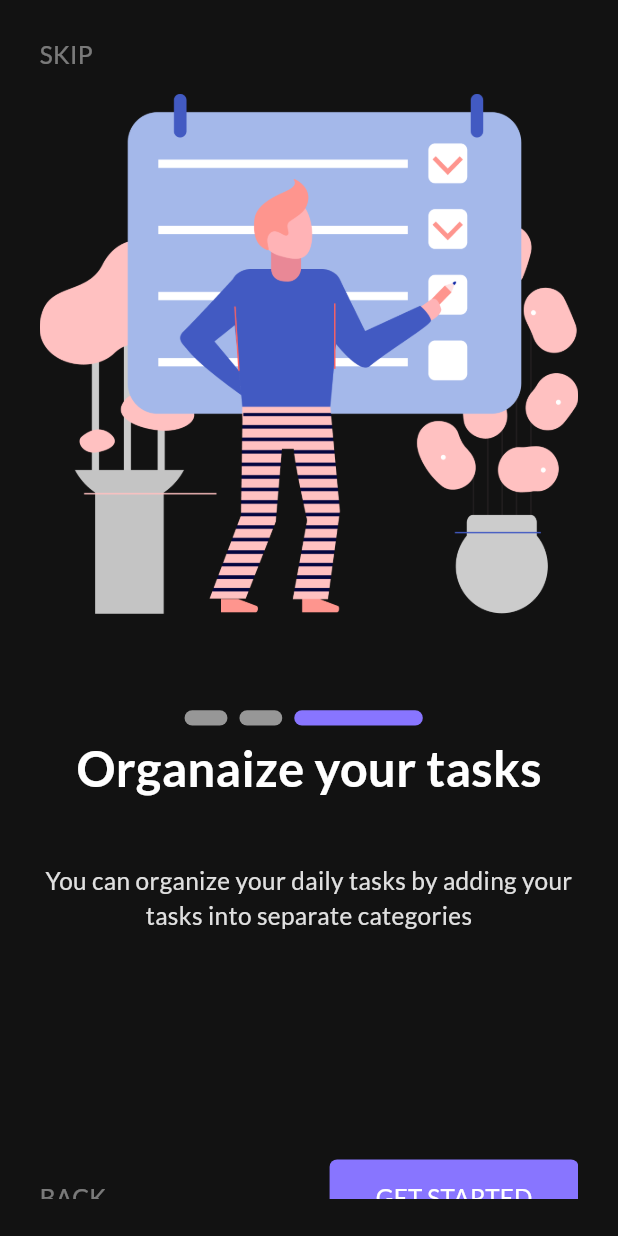
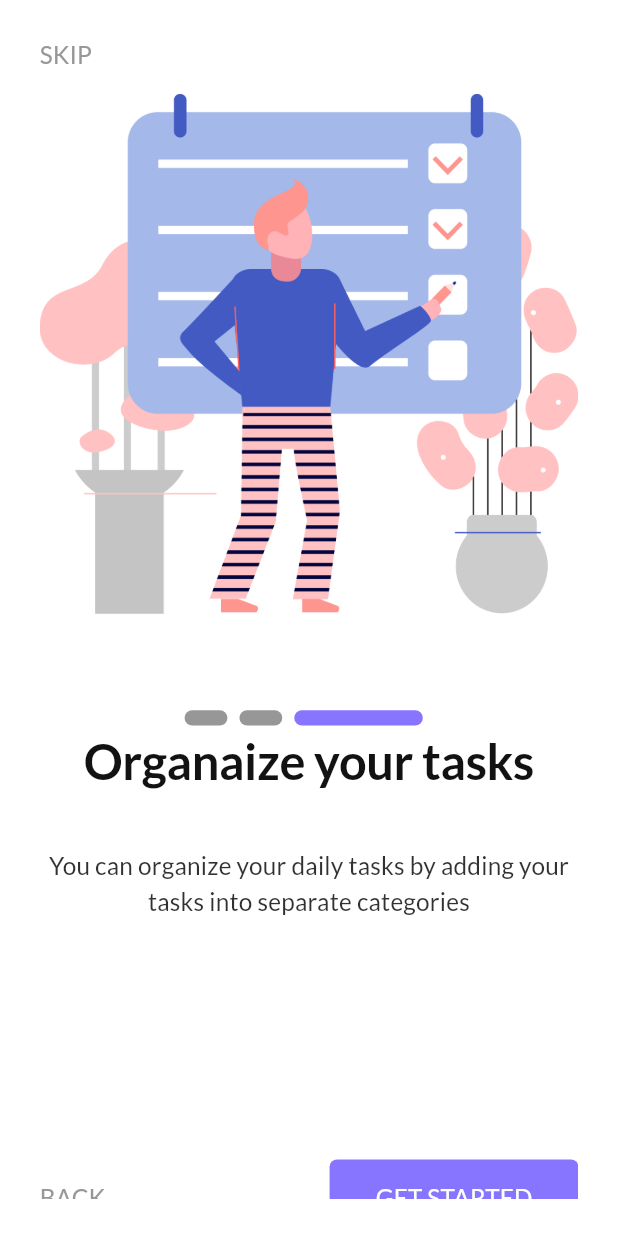
Before and after one commit to AbdoAlHady/UP_TODO, a Flutter app: the screen it shows after launch, after a tap on "SKIP", on a phone screen of 412 x 824 dp. Run offline on Flutter 3.47's test engine with Material 3 defaults, Android fonts, the phone set to English and light mode, and no system bars; drawn by our look-alikes of smooth_page_indicator; our stand-ins replace flutter_bloc, flutter_screenutil, google_fonts.

Commit message:
- added app theme to project

```diff
--- a/lib/app/todo_app.dart
+++ b/lib/app/todo_app.dart
@@ -2,7 +2,8 @@ import 'package:flutter/material.dart';
 import 'package:flutter_screenutil/flutter_screenutil.dart';
 import 'package:todo_app/core/routing/app_routing.dart';
 import 'package:todo_app/core/routing/routes.dart';
-import 'package:todo_app/core/utils/app_colors.dart';
+import 'package:todo_app/core/theme/app_theme.dart';
+
 class TodoApp extends StatelessWidget {
   const TodoApp({super.key, required this.appRouter});
   final AppRouter appRouter;
@@ -12,14 +13,16 @@ class TodoApp extends StatelessWidget {
     return ScreenUtilInit(
       designSize: const Size(375, 812),
       minTextAdapt: true,
-      child: MaterialApp(
-        onGenerateRoute:appRouter.generateRoute,
-        debugShowCheckedModeBanner: false,
-        theme: ThemeData(
-          primaryColor: AppColors.primaryColor,
-          scaffoldBackgroundColor: AppColors.backGround),
-        initialRoute: Routes.onBoardingScreen,
-      ),
+      builder: (_, child) {
+        return MaterialApp(
+          onGenerateRoute: appRouter.generateRoute,
+          debugShowCheckedModeBanner: false,
+          theme: AppTheme.lightTheme,
+          darkTheme: AppTheme.darkTheme,
+          initialRoute: Routes.onBoardingScreen,
+        );
+      },
+
     );
   }
 }
--- a/lib/core/helpers/font_weight_helper.dart
+++ b/lib/core/helpers/font_weight_helper.dart
@@ -3,4 +3,5 @@ import 'package:flutter/material.dart';
 class FontWeightHelpers {
   static const FontWeight regular = FontWeight.w400;
   static const FontWeight bold = FontWeight.w700;
+  static const FontWeight meduim = FontWeight.w500;
 }
--- a/lib/core/helpers/helper_functions.dart
+++ b/lib/core/helpers/helper_functions.dart
@@ -1,11 +1,11 @@
 import 'package:flutter/material.dart';
 
-class HelperFuctions {
-
-  static bool isDarkMode(context) {
+class HelperFunctions {
+  static bool isDarkMode(BuildContext context) {
     return Theme.of(context).brightness == Brightness.dark;
   }
-    static bool isLightMode(context) {
+
+  static bool isLightMode(BuildContext context) {
     return Theme.of(context).brightness == Brightness.light;
   }
 }
--- a/lib/core/theme/app_theme.dart
+++ b/lib/core/theme/app_theme.dart
@@ -1,18 +1,31 @@
 import 'package:flutter/material.dart';
+import 'package:todo_app/core/theme/custom_theme/app_text_theme.dart';
+import 'package:todo_app/core/theme/custom_theme/buttons_theme.dart';
 import 'package:todo_app/core/utils/app_colors.dart';
 
 class AppTheme {
-  static ThemeData getAppTheme() => ThemeData(
-    scaffoldBackgroundColor:AppColors.backGround,
+  static ThemeData lightTheme = ThemeData(
+    scaffoldBackgroundColor: AppColors.white,
     primaryColor: AppColors.primaryColor,
-
+    brightness: Brightness.light,
     // AppBar Theme
     appBarTheme: const AppBarTheme(
-      backgroundColor: AppColors.backGround,
-      elevation: 0,
-      centerTitle: true
-    ),
-
+        backgroundColor: AppColors.dark, elevation: 0, centerTitle: true),
+    textTheme: AppTextTheme.lightTextTheme,
+    elevatedButtonTheme: AppElevatedButtonTheme.lightTheme,
     // Text Theme
   );
+
+  static ThemeData darkTheme = ThemeData(
+      scaffoldBackgroundColor: AppColors.dark,
+      primaryColor: AppColors.primaryColor,
+      brightness: Brightness.dark,
+      elevatedButtonTheme: AppElevatedButtonTheme.darkTheme,
+      // AppBar Theme
+      appBarTheme: const AppBarTheme(
+          backgroundColor: AppColors.white, elevation: 0, centerTitle: true),
+      textTheme: AppTextTheme.darkTextTheme
+
+      // Text Theme
+      );
 }
--- /dev/null
+++ b/lib/core/theme/custom_theme/app_text_theme.dart
@@ -0,0 +1,19 @@
+import 'package:flutter/material.dart';
+import 'package:flutter_screenutil/flutter_screenutil.dart';
+import 'package:google_fonts/google_fonts.dart';
+import '../../helpers/font_weight_helper.dart';
+import '../../utils/app_colors.dart';
+
+class AppTextTheme {
+  static TextTheme lightTextTheme = TextTheme(
+   displayLarge: GoogleFonts.lato(fontSize: 32.sp, fontWeight: FontWeightHelpers.bold,color: AppColors.dark),
+   titleMedium: GoogleFonts.lato(fontSize: 16.sp, fontWeight: FontWeightHelpers.meduim,color: AppColors.dark),
+   titleSmall: GoogleFonts.lato(fontSize: 16.sp, fontWeight: FontWeightHelpers.regular,color: AppColors.dark),
+
+  );
+  static TextTheme darkTextTheme = TextTheme(
+   displayLarge: GoogleFonts.lato(fontSize: 32.sp, fontWeight: FontWeightHelpers.bold,color: AppColors.white),
+   titleMedium: GoogleFonts.lato(fontSize: 16.sp, fontWeight: FontWeightHelpers.meduim,color: AppColors.white),
+   titleSmall: GoogleFonts.lato(fontSize: 16.sp, fontWeight: FontWeightHelpers.regular,color: AppColors.white),
+  );
+}
--- /dev/null
+++ b/lib/core/theme/custom_theme/buttons_theme.dart
@@ -0,0 +1,23 @@
+import 'package:flutter/material.dart';
+import 'package:todo_app/core/utils/app_colors.dart';
+
+class AppElevatedButtonTheme {
+  static ElevatedButtonThemeData lightTheme =  ElevatedButtonThemeData(
+    style: ElevatedButton.styleFrom(
+      backgroundColor: AppColors.primaryColor,
+      foregroundColor: AppColors.white,
+      shape: RoundedRectangleBorder(
+        borderRadius: BorderRadius.circular(5.0),
+      )
+    ),
+  );
+   static ElevatedButtonThemeData darkTheme =  ElevatedButtonThemeData(
+    style: ElevatedButton.styleFrom(
+      backgroundColor: AppColors.primaryColor,
+      foregroundColor: AppColors.white,
+      shape: RoundedRectangleBorder(
+        borderRadius: BorderRadius.circular(5.0),
+      )
+    ),
+  );
+}
--- a/lib/core/utils/app_colors.dart
+++ b/lib/core/utils/app_colors.dart
@@ -2,7 +2,7 @@ import 'package:flutter/material.dart';
 
 class AppColors {
   static const Color primaryColor = Color(0xFF8875FF);
-  static const Color backGround = Color(0xFF121212);
+  static const Color dark = Color(0xFF121212);
   static const Color white = Color(0xFFFFFFFF);
   static const Color red = Color(0xFFFF4666);
   static const Color green = Color(0xFF66CC41);
--- a/lib/features/authentication/presentaion/screens/onboarding_screen/wigets/on_boarding_buttons.dart
+++ b/lib/features/authentication/presentaion/screens/onboarding_screen/wigets/on_boarding_buttons.dart
@@ -4,8 +4,6 @@ import 'package:todo_app/core/routing/routes.dart';
 import 'package:todo_app/core/utils/app_colors.dart';
 import 'package:todo_app/features/authentication/presentaion/cubit/on_boarding_state.dart';
 import 'package:todo_app/features/authentication/presentaion/screens/onboarding_screen/wigets/skip_and_back_text.dart';
-
-import '../../../../../../core/theme/text_styles.dart';
 import '../../../../../../core/utils/app_strings.dart';
 import '../../../../../../core/widgets/app_elveated_button.dart';
 import '../../../cubit/on_boarding_cubit.dart';
@@ -40,8 +38,7 @@ class OnBoardingButtons extends StatelessWidget {
               buttonWidth:
                   context.read<OnBoardingCubit>().currentIndex == 2 ? 151 : 90,
               onPressed: () => context.read<OnBoardingCubit>().nextPage(),
-              textStyle:
-                  TextStyles.font16WhiteRegular.apply(color: AppColors.white),
+              textStyle:Theme.of(context).textTheme.titleSmall!.apply(color: AppColors.white),
             ),
           ],
         );
--- a/lib/features/authentication/presentaion/screens/onboarding_screen/wigets/on_boarding_page.dart
+++ b/lib/features/authentication/presentaion/screens/onboarding_screen/wigets/on_boarding_page.dart
@@ -1,6 +1,6 @@
 import 'package:flutter/material.dart';
+import 'package:todo_app/core/helpers/helper_functions.dart';
 import '../../../../../../core/helpers/spacing.dart';
-import '../../../../../../core/theme/text_styles.dart';
 import '../../../../../../core/utils/app_colors.dart';
 class OnBoardingPage extends StatelessWidget {
   const OnBoardingPage(
@@ -15,6 +15,7 @@ class OnBoardingPage extends StatelessWidget {
 
   @override
   Widget build(BuildContext context) {
+   final dark = HelperFunctions.isDarkMode(context);
     return Column(
             children: [
               verticalSapce(15),
@@ -24,14 +25,13 @@ class OnBoardingPage extends StatelessWidget {
               /// Dots
               verticalSapce(50),
               /// Title
-              Text(onBoardingTitle, style: TextStyles.font32WhiteBold),
+              Text(onBoardingTitle, style: Theme.of(context).textTheme.displayLarge),
               verticalSapce(40),
               /// supTitle
               Text(
                 onBoardingSupTitle,
                 textAlign: TextAlign.center,
-                style: TextStyles.font16WhiteRegular
-                    .copyWith(color: AppColors.white.withOpacity(0.87)),
+                style:Theme.of(context).textTheme.titleMedium!.apply(color:dark? AppColors.white.withOpacity(0.87):AppColors.dark.withOpacity(0.87)),
               ),
               verticalSapce(80),
             ],
--- a/lib/features/authentication/presentaion/screens/onboarding_screen/wigets/skip_and_back_text.dart
+++ b/lib/features/authentication/presentaion/screens/onboarding_screen/wigets/skip_and_back_text.dart
@@ -1,6 +1,5 @@
 import 'package:flutter/material.dart';
-
-import '../../../../../../core/theme/text_styles.dart';
+import 'package:todo_app/core/utils/app_colors.dart';
 
 class SkipAndBackText extends StatelessWidget {
   const SkipAndBackText({
@@ -17,7 +16,7 @@ class SkipAndBackText extends StatelessWidget {
         onTap: onTap,
         child: Text(
          text,
-          style: TextStyles.font16WhiteRegular,
+          style: Theme.of(context).textTheme.titleSmall!.apply(color: AppColors.grey),
         ),
       ),
     );
--- a/lib/main.dart
+++ b/lib/main.dart
@@ -2,6 +2,8 @@ import 'package:flutter/material.dart';
 import 'package:todo_app/app/todo_app.dart';
 import 'package:todo_app/core/routing/app_routing.dart';
 
-void main() {
-  runApp(TodoApp(appRouter: AppRouter(),));
+void main() async {
+  runApp(TodoApp(
+    appRouter: AppRouter(),
+  ));
 }
```
